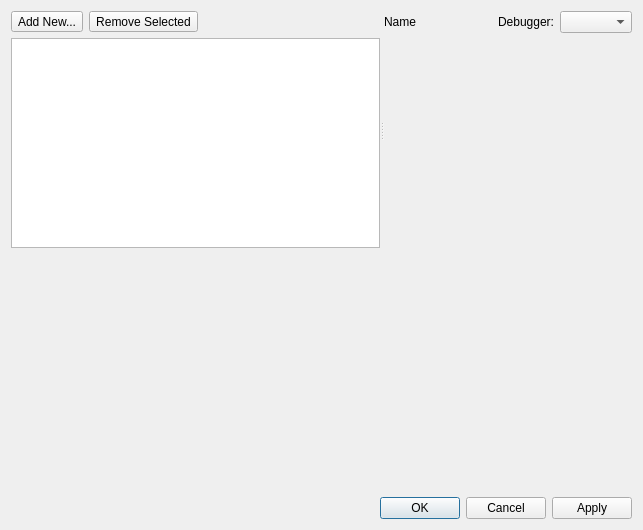
Qt form shell/launchconfigurationdialog.ui (KDE/kdevelop) before a commit.
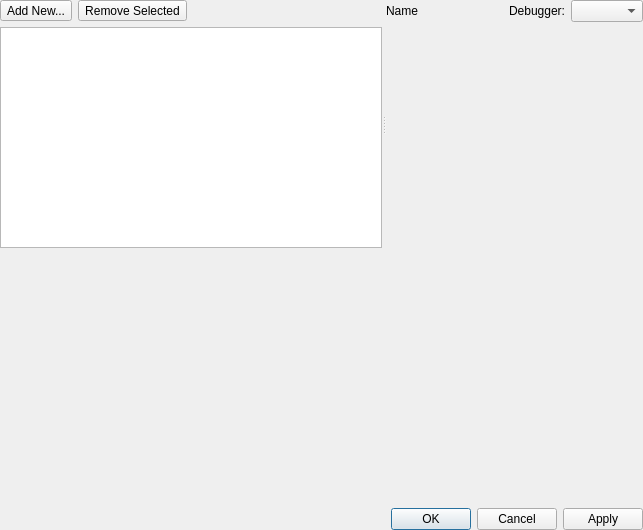
The same form after that commit. Custom widgets are drawn as their Qt base class.

Commit message: Fix buttons of LaunchConfigurationDialog having no margin to border

The edit to the form file:
```diff
--- a/shell/launchconfigurationdialog.ui
+++ b/shell/launchconfigurationdialog.ui
@@ -11,6 +11,9 @@
    </rect>
   </property>
   <layout class="QVBoxLayout" name="verticalLayout">
+   <property name="margin">
+    <number>0</number>
+   </property>
    <item>
     <widget class="QSplitter" name="splitter">
      <property name="orientation">
```
The commit also changes 1 other file.
